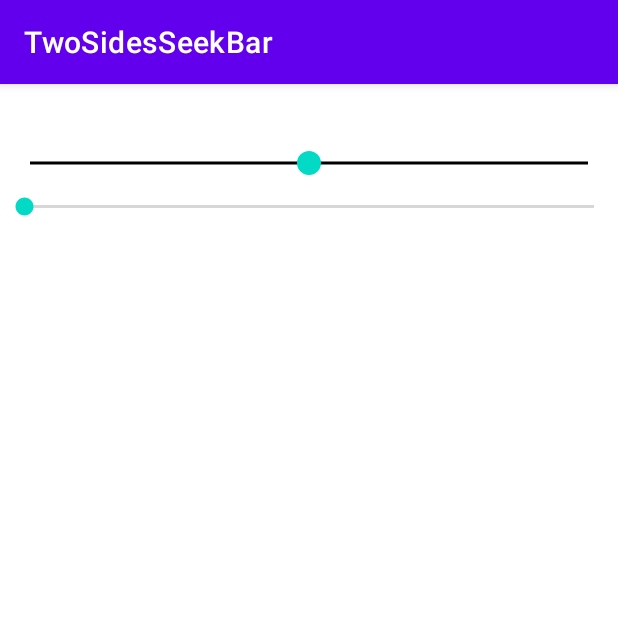
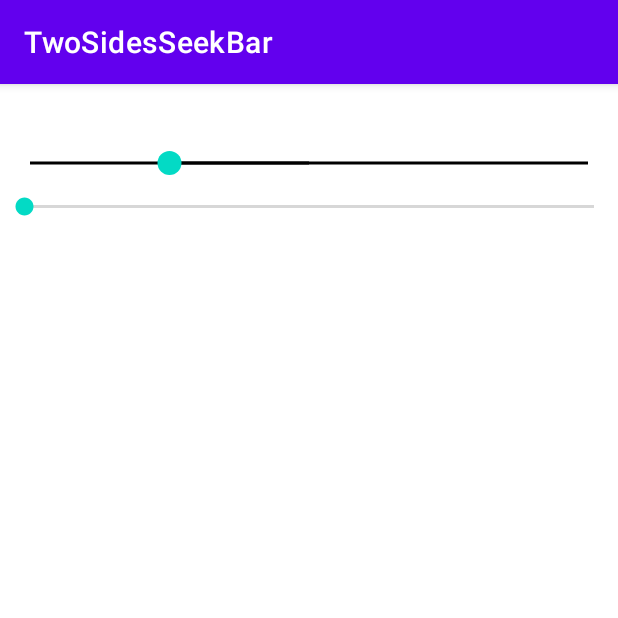
Before and after one commit to Chomui/TwoSidesSeekBar, an Android app: the screen it shows after launch (MainActivity), on a phone screen of 412 x 824 dp, the top half of it. Run offline under Robolectric (Android 15) with nearby library versions, the phone set to English and light mode, and no system bars.

Commit message:
Add some functions; Minor changes

```diff
--- a/app/src/main/java/com/example/twosidesseekbar/TwoSideSeekBar.kt
+++ b/app/src/main/java/com/example/twosidesseekbar/TwoSideSeekBar.kt
@@ -9,7 +9,6 @@ import android.util.AttributeSet
 import android.util.TypedValue
 import android.view.MotionEvent
 import android.view.View
-import androidx.annotation.ColorInt
 import kotlin.math.abs
 import kotlin.math.ceil
 import kotlin.math.min
@@ -38,18 +37,53 @@ class TwoSideSeekBar @JvmOverloads constructor(
         alpha = 255 / 5
     }
 
-    private var progress: Int = 0
+    var progress: Int = 0
+        set(value) {
+            if (value > max || value < min) {
+                throw IllegalArgumentException("Value must be in range min..max")
+            }
+            field = value
+            onChangeListener?.onProgressChanged(value, false)
+            invalidate()
+        }
 
-    private var min = -50
-    private var max = 50
+    var min = -50
+        private set
 
-    private var progressLineHeight = 2F.toDp()
+    var max = 50
+        private set
+
+    var progressLineHeight = 2F.toDp()
+        set(value) {
+            field = value
+            setDotsRadius()
+            requestLayout()
+            invalidate()
+        }
+
     private var dotRadius = progressLineHeight * 4
     private var dotShadowRadius = progressLineHeight * 10
 
-    private var progressBackgroundTint = Color.GRAY
-    private var progressTint = Color.BLACK
-    private var colorControlActivated = Color.BLACK
+    var progressBackgroundTint = Color.GRAY
+        set(value) {
+            field = value
+            paintBackground.color = value
+            invalidate()
+        }
+
+    var progressTint = Color.BLACK
+        set(value) {
+            field = value
+            paintProgress.color = value
+            invalidate()
+        }
+
+    var colorControlActivated = Color.BLACK
+        set(value) {
+            field = value
+            paintDot.color = colorControlActivated
+            paintDotShadow.color = colorControlActivated
+        }
 
     private var pressedDot = false
 
@@ -193,46 +227,12 @@ class TwoSideSeekBar @JvmOverloads constructor(
         }
     }
 
-    fun setMax(value: Int) {
+    fun setMinMax(value: Int) {
         if (value <= 0) {
             throw IllegalArgumentException("Value must be greater than zero!")
         }
         max = value
         min = -value
-        invalidate()
-    }
-
-    fun setProgress(value: Int) {
-        if (value > max || value < min) {
-            throw IllegalArgumentException("Value must be in range min..max")
-        }
-        progress = value
-        onChangeListener?.onProgressChanged(progress, false)
-        invalidate()
-    }
-
-    fun setProgressBackgroundTint(@ColorInt color: Int) {
-        progressBackgroundTint = color
-        paintBackground.color = progressBackgroundTint
-        invalidate()
-    }
-
-    fun setProgressTint(@ColorInt color: Int) {
-        progressTint = color
-        paintProgress.color = progressTint
-        invalidate()
-    }
-
-    fun setColorControlActivated(@ColorInt color: Int) {
-        colorControlActivated = color
-        paintDot.color = colorControlActivated
-        paintDotShadow.color = colorControlActivated
-    }
-
-    fun setProgressLineHeight(value: Float) {
-        progressLineHeight = value
-        setDotsRadius()
-        requestLayout()
         invalidate()
     }
 
@@ -263,6 +263,9 @@ class TwoSideSeekBar @JvmOverloads constructor(
             R.styleable.TwoSideSeekBar_tssb_progress_line_height,
             progressLineHeight
         )
+        progress = typedArray.getInteger(R.styleable.TwoSideSeekBar_android_progress, progress)
+
+        setMinMax(typedArray.getInteger(R.styleable.TwoSideSeekBar_tssb_min_max, max))
 
         typedArray.recycle()
     }
--- a/app/src/main/res/layout/activity_main.xml
+++ b/app/src/main/res/layout/activity_main.xml
@@ -10,12 +10,12 @@
         android:id="@+id/seekBar"
         android:layout_width="match_parent"
         android:layout_height="wrap_content"
-        android:max="100"
-        android:progress="50"
+        android:progress="-50"
+        android:progressBackgroundTint="@android:color/black"
         app:layout_constraintEnd_toEndOf="parent"
-        android:progressBackgroundTint="@android:color/black"
         app:layout_constraintStart_toStartOf="parent"
-        app:layout_constraintTop_toBottomOf="@id/text" />
+        app:layout_constraintTop_toBottomOf="@id/text"
+        app:tssb_min_max="100" />
 
     <SeekBar
         android:layout_width="match_parent"
--- a/app/src/main/res/values/attrs.xml
+++ b/app/src/main/res/values/attrs.xml
@@ -4,6 +4,8 @@
         <attr name="android:progressBackgroundTint"/>
         <attr name="android:progressTint"/>
         <attr name="android:colorControlActivated"/>
+        <attr name="android:progress"/>
         <attr name="tssb_progress_line_height" format="reference|dimension"/>
+        <attr name="tssb_min_max" format="reference|integer"/>
     </declare-styleable>
 </resources>
```
Also changed, not shown: app/src/main/java/com/example/twosidesseekbar/MainActivity.kt (+3 -4 lines).
